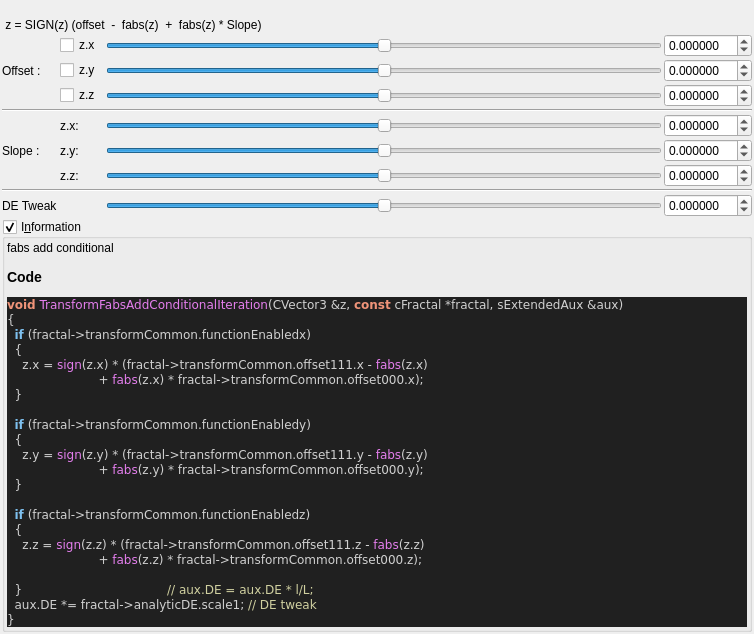
buddhi1980/mandelbulber2, file mandelbulber2/qt_data/fractal_transf_fabs_add_conditional.ui: the form before one commit.
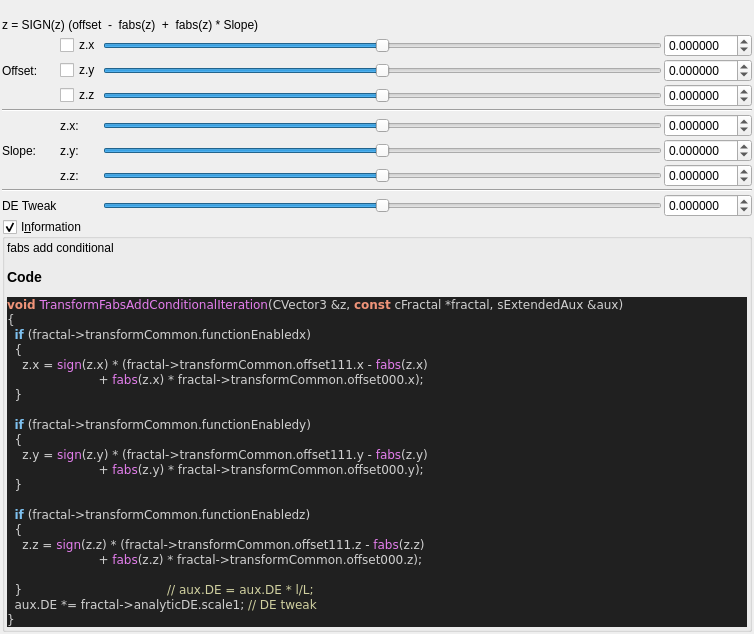
The form after the commit. Custom widgets are drawn as their Qt base class.

Patch:
```diff
--- a/mandelbulber2/qt_data/fractal_transf_fabs_add_conditional.ui
+++ b/mandelbulber2/qt_data/fractal_transf_fabs_add_conditional.ui
@@ -42,7 +42,7 @@
    <item>
     <widget class="QLabel" name="label_133">
      <property name="text">
-      <string> z = SIGN(z) (offset  -  fabs(z)  +  fabs(z) * Slope)</string>
+      <string>z = SIGN(z) (offset  -  fabs(z)  +  fabs(z) * Slope)</string>
      </property>
     </widget>
    </item>
@@ -61,7 +61,7 @@
      <item row="4" column="0">
       <widget class="QLabel" name="label_108">
        <property name="text">
-        <string>Offset : </string>
+        <string>Offset:</string>
        </property>
       </widget>
      </item>
@@ -216,7 +216,7 @@
      <item row="9" column="0">
       <widget class="QLabel" name="label_119">
        <property name="text">
-        <string>Slope :   </string>
+        <string>Slope:</string>
        </property>
       </widget>
      </item>
@@ -393,7 +393,7 @@
      <item row="4" column="1">
       <widget class="MyCheckBox" name="checkBox_transf_function_enabledy">
        <property name="text">
-        <string>z.y </string>
+        <string>z.y</string>
        </property>
       </widget>
      </item>
```
